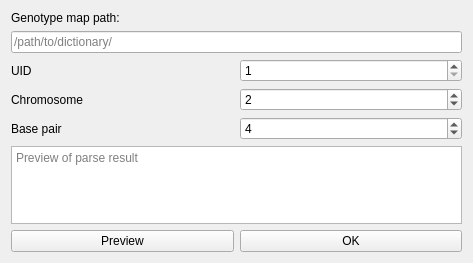
Qt form convert-assoc-qt/convert_assoc/genotype_map_select.ui (DSPsleeporg/biobank-plink-assoc) before a commit.
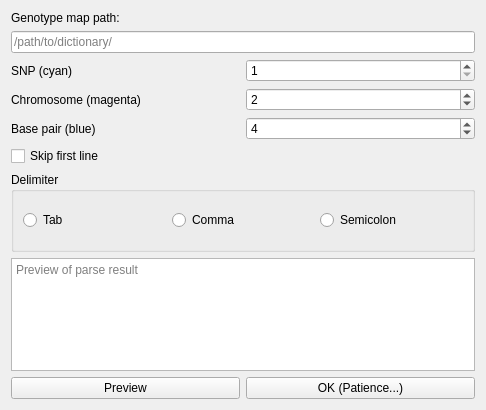
The same form after that commit.

Commit message: Adds phenotype select panels (Partial).

```diff
--- a/convert-assoc-qt/convert_assoc/genotype_map_select.ui
+++ b/convert-assoc-qt/convert_assoc/genotype_map_select.ui
@@ -6,69 +6,39 @@
    <rect>
     <x>0</x>
     <y>0</y>
-    <width>473</width>
-    <height>263</height>
+    <width>486</width>
+    <height>410</height>
    </rect>
   </property>
   <property name="windowTitle">
    <string>Genotype_map_select</string>
   </property>
-  <layout class="QGridLayout" name="gridLayout">
-   <item row="0" column="0">
-    <widget class="QLabel" name="label">
-     <property name="text">
-      <string>Genotype map path:</string>
-     </property>
-    </widget>
-   </item>
-   <item row="1" column="0" colspan="2">
-    <widget class="QLineEdit" name="gmap_path_txt">
-     <property name="placeholderText">
-      <string>/path/to/dictionary/</string>
-     </property>
-    </widget>
-   </item>
-   <item row="2" column="1">
-    <widget class="QSpinBox" name="gmap_UID_box">
-     <property name="minimum">
-      <number>1</number>
-     </property>
-     <property name="maximum">
-      <number>24</number>
-     </property>
-    </widget>
-   </item>
-   <item row="5" column="0" colspan="2">
-    <widget class="QTextBrowser" name="gmap_preview_txt">
-     <property name="placeholderText">
-      <string>Preview of parse result</string>
-     </property>
-    </widget>
-   </item>
-   <item row="6" column="0">
+  <layout class="QGridLayout" name="gridLayout_2">
+   <item row="8" column="0">
     <widget class="QPushButton" name="gmap_preview_btn">
      <property name="text">
       <string>Preview</string>
      </property>
     </widget>
    </item>
-   <item row="6" column="1">
+   <item row="8" column="1">
     <widget class="QPushButton" name="gmap_ok_btn">
      <property name="text">
-      <string>OK</string>
+      <string>OK (Patience...)</string>
      </property>
     </widget>
    </item>
-   <item row="4" column="1">
-    <widget class="QSpinBox" name="gmap_base_box">
-     <property name="minimum">
-      <number>1</number>
+   <item row="2" column="0">
+    <widget class="QLabel" name="label_2">
+     <property name="text">
+      <string>SNP (cyan)</string>
      </property>
-     <property name="maximum">
-      <number>24</number>
-     </property>
-     <property name="value">
-      <number>4</number>
+    </widget>
+   </item>
+   <item row="7" column="0" colspan="2">
+    <widget class="QTextBrowser" name="gmap_preview_txt">
+     <property name="placeholderText">
+      <string>Preview of parse result</string>
      </property>
     </widget>
    </item>
@@ -85,24 +55,124 @@
      </property>
     </widget>
    </item>
-   <item row="2" column="0">
-    <widget class="QLabel" name="label_2">
-     <property name="text">
-      <string>UID</string>
-     </property>
-    </widget>
-   </item>
-   <item row="3" column="0">
-    <widget class="QLabel" name="label_3">
-     <property name="text">
-      <string>Chromosome</string>
-     </property>
-    </widget>
-   </item>
    <item row="4" column="0">
     <widget class="QLabel" name="label_4">
      <property name="text">
-      <string>Base pair</string>
+      <string>Base pair (blue)</string>
+     </property>
+    </widget>
+   </item>
+   <item row="6" column="0" colspan="2">
+    <widget class="QGroupBox" name="delimiter_gbox">
+     <property name="minimumSize">
+      <size>
+       <width>431</width>
+       <height>80</height>
+      </size>
+     </property>
+     <property name="title">
+      <string>Delimiter</string>
+     </property>
+     <layout class="QGridLayout" name="gridLayout">
+      <item row="0" column="2">
+       <widget class="QRadioButton" name="semicolon_rbtn">
+        <property name="minimumSize">
+         <size>
+          <width>91</width>
+          <height>22</height>
+         </size>
+        </property>
+        <property name="text">
+         <string>Semicolon</string>
+        </property>
+        <attribute name="buttonGroup">
+         <string notr="true">delimiter_rbtn_grp</string>
+        </attribute>
+       </widget>
+      </item>
+      <item row="0" column="1">
+       <widget class="QRadioButton" name="comma_rbtn">
+        <property name="minimumSize">
+         <size>
+          <width>91</width>
+          <height>22</height>
+         </size>
+        </property>
+        <property name="text">
+         <string>Comma</string>
+        </property>
+        <attribute name="buttonGroup">
+         <string notr="true">delimiter_rbtn_grp</string>
+        </attribute>
+       </widget>
+      </item>
+      <item row="0" column="0">
+       <widget class="QRadioButton" name="tab_rbtn">
+        <property name="minimumSize">
+         <size>
+          <width>91</width>
+          <height>22</height>
+         </size>
+        </property>
+        <property name="text">
+         <string>Tab</string>
+        </property>
+        <attribute name="buttonGroup">
+         <string notr="true">delimiter_rbtn_grp</string>
+        </attribute>
+       </widget>
+      </item>
+     </layout>
+    </widget>
+   </item>
+   <item row="0" column="0">
+    <widget class="QLabel" name="label">
+     <property name="text">
+      <string>Genotype map path:</string>
+     </property>
+    </widget>
+   </item>
+   <item row="4" column="1">
+    <widget class="QSpinBox" name="gmap_base_box">
+     <property name="minimum">
+      <number>1</number>
+     </property>
+     <property name="maximum">
+      <number>24</number>
+     </property>
+     <property name="value">
+      <number>4</number>
+     </property>
+    </widget>
+   </item>
+   <item row="2" column="1">
+    <widget class="QSpinBox" name="gmap_UID_box">
+     <property name="minimum">
+      <number>1</number>
+     </property>
+     <property name="maximum">
+      <number>24</number>
+     </property>
+    </widget>
+   </item>
+   <item row="1" column="0" colspan="2">
+    <widget class="QLineEdit" name="gmap_path_txt">
+     <property name="placeholderText">
+      <string>/path/to/dictionary/</string>
+     </property>
+    </widget>
+   </item>
+   <item row="3" column="0">
+    <widget class="QLabel" name="label_3">
+     <property name="text">
+      <string>Chromosome (magenta)</string>
+     </property>
+    </widget>
+   </item>
+   <item row="5" column="0" colspan="2">
+    <widget class="QCheckBox" name="skip_cbox">
+     <property name="text">
+      <string>Skip first line</string>
      </property>
     </widget>
    </item>
```
Left out of the diff: 3 changed lines with no effect on the pictures. The commit also changes 14 other files.
